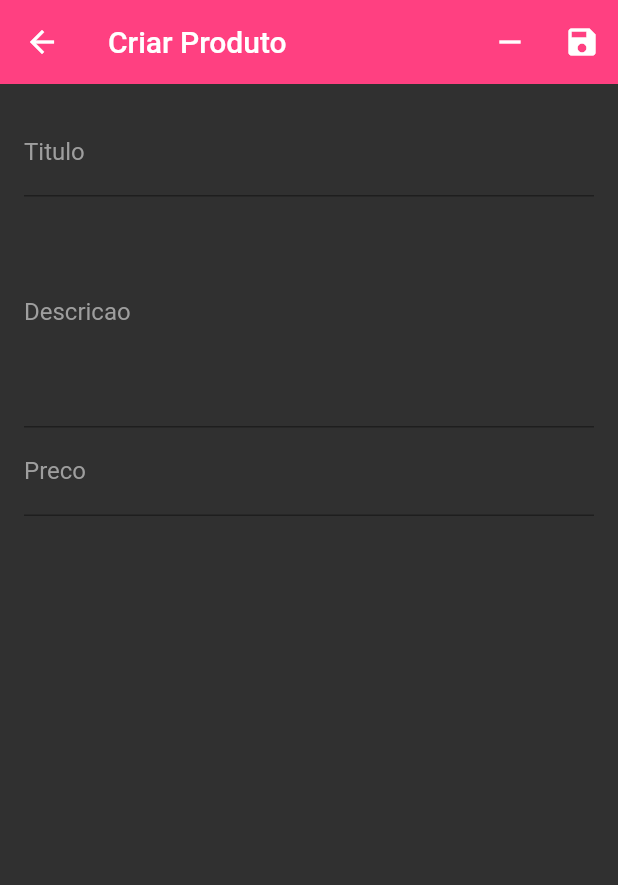
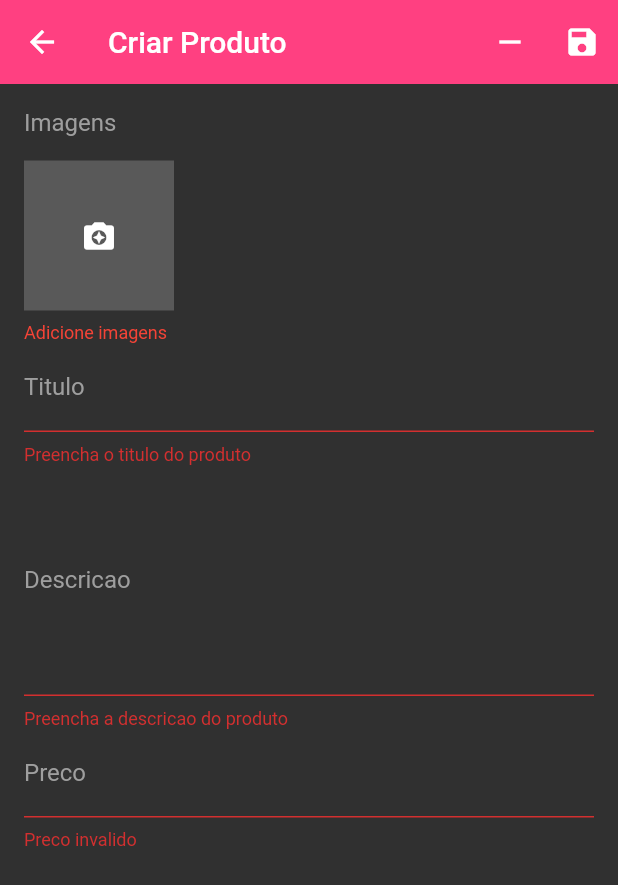
Before and after one commit to souzaleandror/gerente_loja, a Flutter app: the ProductScreen screen opened directly, after a tap on the "save" icon, on a phone screen of 412 x 824 dp. Shown: the top 885 px of the screen. Run offline on Flutter 3.47's test engine with Material 2 defaults, Android fonts, the phone set to English and light mode, and no system bars; our stand-ins replace cloud_firestore, firebase_auth, firebase_storage, flutter_speed_dial, image_cropper, image_picker and 2 more; missing offline and left inert: bloc_pattern; accounts and stored records are empty.

Commit message:
Update 100%

```diff
--- a/lib/screens/product_screen.dart
+++ b/lib/screens/product_screen.dart
@@ -1,6 +1,8 @@
 import 'package:cloud_firestore/cloud_firestore.dart';
 import 'package:flutter/material.dart';
 import 'package:gerente_loja/blocs/product_bloc.dart';
+import 'package:gerente_loja/validators/product_validator.dart';
+import 'package:gerente_loja/widgets/images_widget.dart';
 
 class ProductScreen extends StatefulWidget {
   final String categoryId;
@@ -12,16 +14,17 @@ class ProductScreen extends StatefulWidget {
   _ProductScreenState createState() => _ProductScreenState(categoryId, product);
 }
 
-class _ProductScreenState extends State<ProductScreen> {
+class _ProductScreenState extends State<ProductScreen> with ProductValidator {
   final ProductBloc _productBloc;
 
   _ProductScreenState(String categoryId, DocumentSnapshot product)
       : _productBloc = ProductBloc(categoryId: categoryId, product: product);
 
+  final _formKey = GlobalKey<FormState>();
+  final _scaffoldKey = GlobalKey<ScaffoldState>();
+
   @override
   Widget build(BuildContext context) {
-    final _formKey = GlobalKey<FormState>();
-
     InputDecoration _buildDecoration(String label) {
       return InputDecoration(
           labelText: label, labelStyle: TextStyle(color: Colors.grey));
@@ -30,6 +33,7 @@ class _ProductScreenState extends State<ProductScreen> {
     final _fieldStyle = TextStyle(color: Colors.white, fontSize: 16);
 
     return Scaffold(
+      key: _scaffoldKey,
       backgroundColor: Colors.grey[850],
       appBar: AppBar(
         elevation: 0,
@@ -39,13 +43,20 @@ class _ProductScreenState extends State<ProductScreen> {
             icon: Icon(Icons.remove),
             onPressed: () {},
           ),
-          IconButton(
+          StreamBuilder<bool>(
+              stream: _productBloc.outLoading,
+              initialData: false,
+              builder: (context, snapshot) {
+                return IconButton(
                   icon: Icon(Icons.save),
-            onPressed: () {},
-          )
+                  onPressed: snapshot.data ? null : saveProduct,
+                );
+              })
         ],
       ),
-      body: Form(
+      body: Stack(
+        children: <Widget>[
+          Form(
             key: _formKey,
             child: StreamBuilder<Map>(
                 stream: _productBloc.outData,
@@ -56,35 +67,84 @@ class _ProductScreenState extends State<ProductScreen> {
                     return ListView(
                       padding: EdgeInsets.all(16),
                       children: <Widget>[
+                        Text("Imagens",
+                            style: TextStyle(color: Colors.grey, fontSize: 16)),
+                        ImagesWidget(
+                          context: context,
+                          initialValue: snapshot.data["images"],
+                          onSaved: _productBloc.saveImages,
+                          validator: validateImages,
+                        ),
                         TextFormField(
                           initialValue: snapshot.data["title"],
                           style: _fieldStyle,
                           decoration: _buildDecoration("Titulo"),
-                      onSaved: (t) {},
-                      validator: (t) {},
+                          onSaved: _productBloc.saveTitle,
+                          validator: validateTitle,
                         ),
                         TextFormField(
                           initialValue: snapshot.data["description"],
                           style: _fieldStyle,
                           maxLines: 6,
                           decoration: _buildDecoration("Descricao"),
-                      onSaved: (t) {},
-                      validator: (t) {},
+                          onSaved: _productBloc.saveDescription,
+                          validator: validateDescription,
                         ),
                         TextFormField(
-                      initialValue: snapshot.data["price"]?.toStringAsFixed(2),
+                          initialValue:
+                              snapshot.data["price"]?.toStringAsFixed(2),
                           style: _fieldStyle,
                           decoration: _buildDecoration("Preco"),
                           keyboardType:
                               TextInputType.numberWithOptions(decimal: true),
-                      onSaved: (t) {},
-                      validator: (t) {},
+                          onSaved: _productBloc.savePrice,
+                          validator: validatePrice,
                         ),
                       ],
                     );
                   }
                 }),
           ),
+          StreamBuilder<bool>(
+              stream: _productBloc.outLoading,
+              initialData: false,
+              builder: (context, snapshot) {
+                return IgnorePointer(
+                  ignoring: !snapshot.data,
+                  child: Container(
+                    color: snapshot.data ? Colors.black54 : Colors.transparent,
+                  ),
+                );
+              }),
+        ],
+      ),
     );
   }
+
+  void saveProduct() async {
+    if (_formKey.currentState.validate()) {
+      _formKey.currentState.save();
+
+      _scaffoldKey.currentState.showSnackBar(SnackBar(
+        content: Text(
+          "Salvando produto...",
+          style: TextStyle(color: Colors.white),
+        ),
+        duration: Duration(minutes: 1),
+        backgroundColor: Colors.pinkAccent,
+      ));
+
+      bool success = await _productBloc.saveProduct();
+
+      _scaffoldKey.currentState.removeCurrentSnackBar();
+
+      _scaffoldKey.currentState.showSnackBar(SnackBar(
+        content: Text(
+          success ? "Produto salvo!" : "Erro ao salvar produto!",
+          style: TextStyle(color: Colors.white),
+        ),
+        backgroundColor: Colors.pinkAccent,
+      ));
     }
+  }
+}
--- /dev/null
+++ b/lib/validators/product_validator.dart
@@ -0,0 +1,27 @@
+class ProductValidator {
+  String validateImages(List images) {
+    if (images.isEmpty) return "Adicione imagens";
+    return null;
+  }
+
+  String validateTitle(String text) {
+    if (text.isEmpty) return "Preencha o titulo do produto";
+    return null;
+  }
+
+  String validateDescription(String text) {
+    if (text.isEmpty) return "Preencha a descricao do produto";
+    return null;
+  }
+
+  String validatePrice(String text) {
+    double price = double.tryParse(text);
+    if (price != null) {
+      if (!text.contains(".") || text.split(".")[1].length != 2) {
+        return "Utilize 2 casas decimais";
+      }
+    } else {
+      return "Preco invalido";
+    }
+  }
+}
--- /dev/null
+++ b/lib/widgets/images_widget.dart
@@ -0,0 +1,83 @@
+import 'package:flutter/material.dart';
+
+import 'image_source_sheet.dart';
+
+class ImagesWidget extends FormField<List> {
+  ImagesWidget({
+    BuildContext context,
+    FormFieldSetter<List> onSaved,
+    FormFieldValidator<List> validator,
+    List initialValue,
+    bool autoValidate = false,
+  }) : super(
+            onSaved: onSaved,
+            validator: validator,
+            initialValue: initialValue,
+            autovalidate: autoValidate,
+            builder: (state) {
+              return Column(
+                mainAxisAlignment: MainAxisAlignment.start,
+                crossAxisAlignment: CrossAxisAlignment.start,
+                children: <Widget>[
+                  Container(
+                    height: 124,
+                    padding: EdgeInsets.only(
+                      top: 16,
+                      bottom: 8,
+                    ),
+                    child: ListView(
+                      scrollDirection: Axis.horizontal,
+                      children: state.value.map<Widget>((i) {
+                        return Container(
+                          height: 100,
+                          width: 100,
+                          margin: EdgeInsets.only(right: 8),
+                          child: GestureDetector(
+                            child: i is String
+                                ? Image.network(
+                                    i,
+                                    fit: BoxFit.cover,
+                                  )
+                                : Image.file(
+                                    i,
+                                    fit: BoxFit.cover,
+                                  ),
+                            onLongPress: () {
+                              state.didChange(state.value..remove(i));
+                            },
+                          ),
+                        );
+                      }).toList()
+                        ..add(
+                          GestureDetector(
+                              child: Container(
+                                height: 100,
+                                width: 100,
+                                child: Icon(
+                                  Icons.camera_enhance,
+                                  color: Colors.white,
+                                ),
+                                color: Colors.white.withAlpha(50),
+                              ),
+                              onTap: () {
+                                showModalBottomSheet(
+                                    context: context,
+                                    builder: (context) => ImageSourceSheet(
+                                            onImageSelected: (image) {
+                                          state.didChange(
+                                              state.value..add(image));
+                                        }));
+                              }),
+                        ),
+                    ),
+                  ),
+                  state.hasError
+                      ? Text(
+                          state.errorText,
+                          style: TextStyle(color: Colors.red, fontSize: 12),
+                        )
+                      : Container()
+                ],
+              );
+            });
+}
```
Also changed, not shown: lib/blocs/product_bloc.dart (+71 -0 lines), lib/widgets/image_source_sheet.dart (added, +46 -0 lines), 2 other files. Lines whose indentation alone changed are shown as unchanged.
